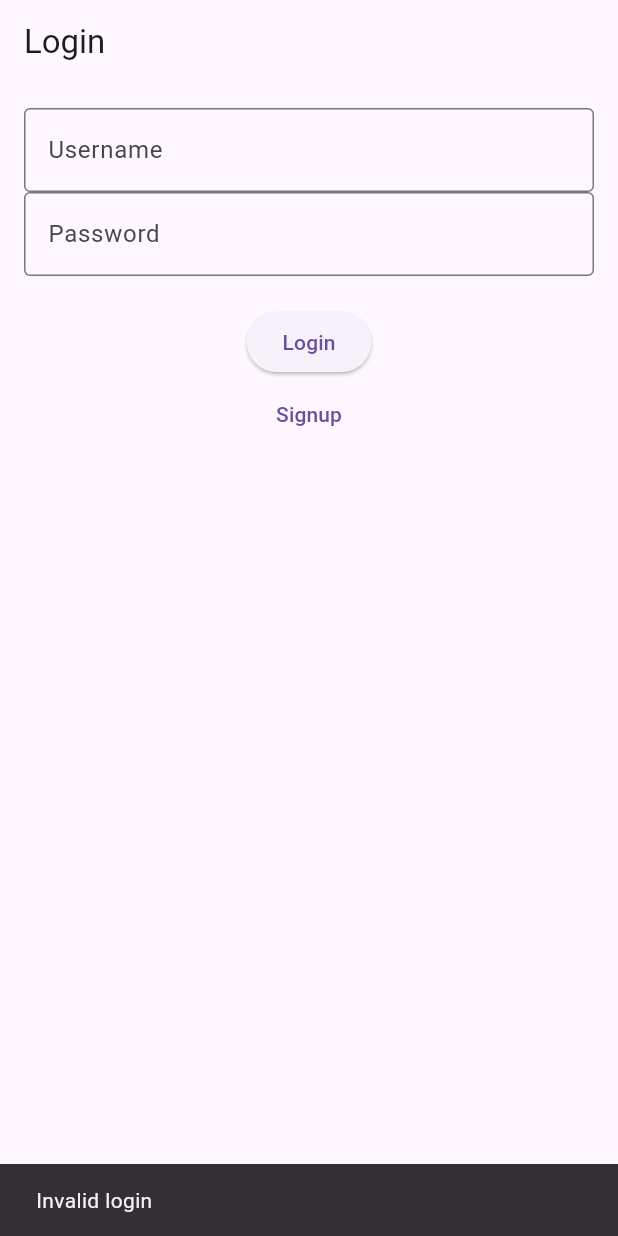
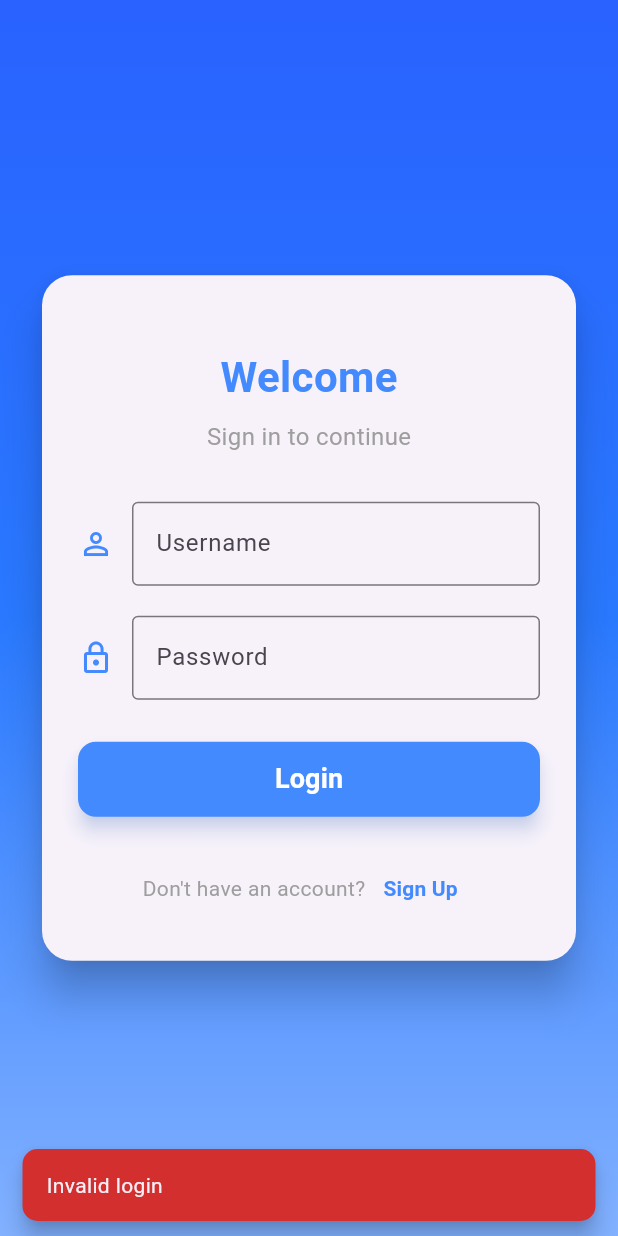
Before and after one commit to sukritipyakurel/todolist_flutter, a Flutter app: the screen it shows after launch, after a tap on "Login", on a phone screen of 412 x 824 dp. Run offline on Flutter 3.47's test engine with Material 3 defaults, Android fonts, the phone set to English and light mode, and no system bars; our stand-ins replace hive, hive_flutter, sqflite; accounts and stored records are empty; generated files the repository leaves out were written again.

Commit message:
Improved login screen

```diff
--- a/lib/screens/login_screen.dart
+++ b/lib/screens/login_screen.dart
@@ -16,35 +16,159 @@ class LoginScreen extends StatelessWidget {
     final authService = Provider.of<AuthService>(context);
 
     return Scaffold(
-      appBar: AppBar(title: Text('Login')),
-      body: Padding(
-        padding: EdgeInsets.all(16),
+      body: Container(
+        decoration: BoxDecoration(
+          gradient: LinearGradient(
+            begin: Alignment.topCenter,
+            end: Alignment.bottomCenter,
+            colors: [
+              Colors.blueAccent.shade700,
+              Colors.blueAccent.shade400,
+              Colors.blueAccent.shade100,
+            ],
+          ),
+        ),
+        child: Padding(
+          padding: const EdgeInsets.all(24.0),
+          child: Column(
+            mainAxisAlignment: MainAxisAlignment.center,
+            children: [
+              Card(
+                elevation: 12,
+                shape: RoundedRectangleBorder(
+                  borderRadius: BorderRadius.circular(20),
+                ),
+                child: Padding(
+                  padding: const EdgeInsets.all(24.0),
                   child: Column(
                     children: [
-            CustomTextField(controller: _usernameController, label: 'Username'),
-            CustomTextField(controller: _passwordController, label: 'Password', obscureText: true),
-            SizedBox(height: 20),
-            ElevatedButton(
+                      const SizedBox(height: 24),
+                      const Text(
+                        'Welcome',
+                        style: TextStyle(
+                          fontSize: 28,
+                          fontWeight: FontWeight.bold,
+                          color: Colors.blueAccent,
+                        ),
+                      ),
+                      const SizedBox(height: 8),
+                      const Text(
+                        'Sign in to continue',
+                        style: TextStyle(
+                          fontSize: 16,
+                          color: Colors.grey,
+                        ),
+                      ),
+                      const SizedBox(height: 32),
+                      Row(
+                        children: [
+                          const Icon(Icons.person_outline,
+                              color: Colors.blueAccent),
+                          const SizedBox(width: 12),
+                          Expanded(
+                            child: CustomTextField(
+                              controller: _usernameController,
+                              label: 'Username',
+                            ),
+                          ),
+                        ],
+                      ),
+                      const SizedBox(height: 20),
+                      Row(
+                        children: [
+                          const Icon(Icons.lock_outline,
+                              color: Colors.blueAccent),
+                          const SizedBox(width: 12),
+                          Expanded(
+                            child: CustomTextField(
+                              controller: _passwordController,
+                              label: 'Password',
+                              obscureText: true,
+                            ),
+                          ),
+                        ],
+                      ),
+                      const SizedBox(height: 28),
+                      SizedBox(
+                        width: double.infinity,
+                        height: 50,
+                        child: ElevatedButton(
                           onPressed: () {
                             final success = authService.login(
                               _usernameController.text.trim(),
                               _passwordController.text.trim(),
                             );
                             if (success) {
-                  Navigator.pushReplacement(context, MaterialPageRoute(builder: (_) => TodoListScreen()));
+                              Navigator.pushReplacement(
+                                context,
+                                MaterialPageRoute(
+                                    builder: (_) => TodoListScreen()),
+                              );
                             } else {
-                  ScaffoldMessenger.of(context).showSnackBar(SnackBar(content: Text('Invalid login')));
+                              ScaffoldMessenger.of(context).showSnackBar(
+                                SnackBar(
+                                  content: Text('Invalid login'),
+                                  backgroundColor: Colors.red.shade700,
+                                  behavior: SnackBarBehavior.floating,
+                                  shape: RoundedRectangleBorder(
+                                    borderRadius: BorderRadius.circular(10),
+                                  ),
+                                ),
+                              );
                             }
                           },
-              child: Text('Login'),
+                          style: ElevatedButton.styleFrom(
+                            backgroundColor: Colors.blueAccent,
+                            foregroundColor: Colors.white,
+                            shape: RoundedRectangleBorder(
+                              borderRadius: BorderRadius.circular(12),
+                            ),
+                            elevation: 5,
+                            shadowColor: Colors.blueAccent.withOpacity(0.4),
+                          ),
+                          child: const Text(
+                            'Login',
+                            style: TextStyle(
+                              fontSize: 18,
+                              fontWeight: FontWeight.w600,
+                            ),
+                          ),
+                        ),
+                      ),
+                      const SizedBox(height: 24),
+                      Row(
+                        mainAxisAlignment: MainAxisAlignment.center,
+                        children: [
+                          const Text(
+                            "Don't have an account?",
+                            style: TextStyle(color: Colors.grey),
                           ),
                           TextButton(
                             onPressed: () {
-                Navigator.push(context, MaterialPageRoute(builder: (_) => SignupScreen()));
+                              Navigator.push(
+                                context,
+                                MaterialPageRoute(
+                                    builder: (_) => SignupScreen()),
+                              );
                             },
-              child: Text('Signup'),
+                            style: TextButton.styleFrom(
+                              foregroundColor: Colors.blueAccent,
+                            ),
+                            child: const Text(
+                              'Sign Up',
+                              style: TextStyle(
+                                fontWeight: FontWeight.bold,
+                              ),
+                            ),
                           ),
                         ],
+                      ),
+                    ],
+                  ),
+                ),
+              ),
+            ],
+          ),
         ),
       ),
     );
```
Lines whose indentation alone changed are shown as unchanged.
